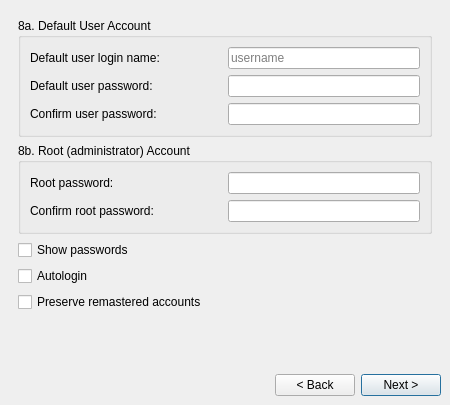
anticapitalista/MX-installer, file meinstall.ui: the form before one commit.
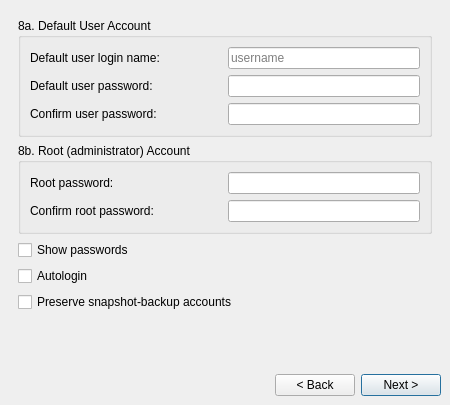
The form after the commit.

Commit message: renamed option to preserved snapshot

```diff
--- a/meinstall.ui
+++ b/meinstall.ui
@@ -1611,7 +1611,7 @@
           <string>Use this option only for installing remastered ISOs</string>
          </property>
          <property name="text">
-          <string>Preserve remastered accounts</string>
+          <string>Preserve snapshot-backup accounts</string>
          </property>
         </widget>
        </item>
```
